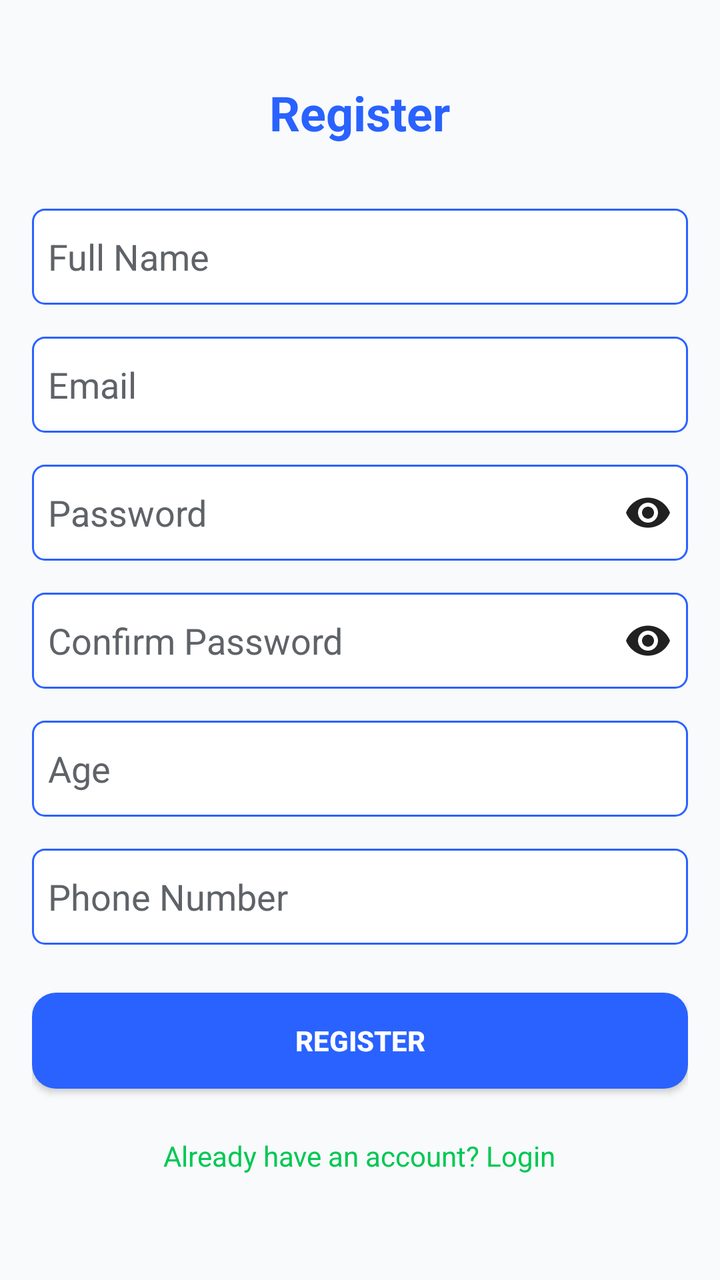
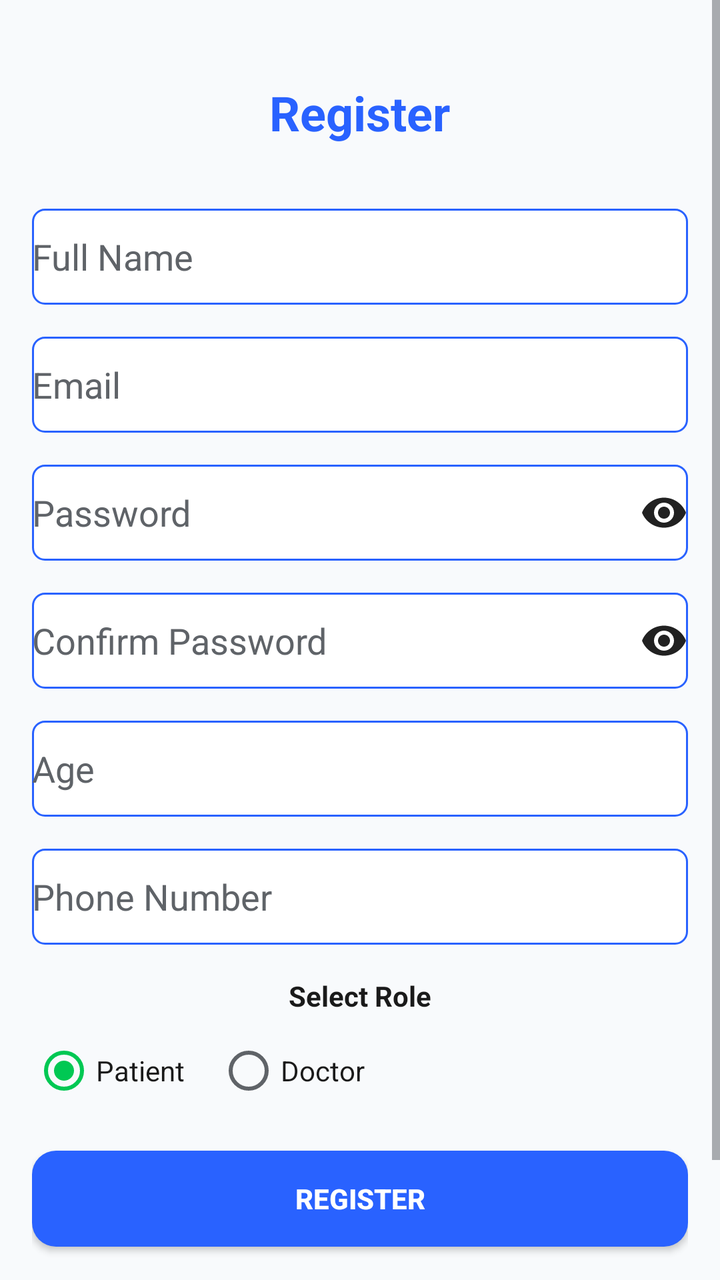

An Android layout rendered at two revisions. The XML below is the earlier revision; the diff shows what the commit changed to produce the second picture.
<!-- AndroidManifest.xml: application theme AppTheme -->
<!-- res/layout/activity_register.xml -->
<?xml version="1.0" encoding="utf-8"?>
<ScrollView xmlns:android="http://schemas.android.com/apk/res/android"
    android:layout_width="match_parent"
    android:layout_height="match_parent"
    android:fillViewport="true"
    android:background="@color/colorBackground">

    <LinearLayout
        android:layout_width="match_parent"
        android:layout_height="wrap_content"
        android:orientation="vertical"
        android:padding="@dimen/spacing_md"
        android:gravity="center_horizontal">

        
        <TextView
            android:layout_width="wrap_content"
            android:layout_height="wrap_content"
            android:text="Register"
            android:textSize="24sp"
            android:textStyle="bold"
            android:textColor="@color/colorPrimary"
            android:layout_marginTop="@dimen/spacing_lg"
            android:layout_marginBottom="@dimen/spacing_xl" />

        
        <EditText
            android:id="@+id/et_full_name"
            android:layout_width="match_parent"
            android:layout_height="48dp"
            android:hint="Full Name"
            android:inputType="textPersonName"
            android:paddingStart="@dimen/spacing_sm"
            android:paddingEnd="@dimen/spacing_sm"
            android:background="@drawable/bg_edit_text"
            android:textColor="@color/textPrimary"
            android:textColorHint="@color/textSecondary"
            android:layout_marginBottom="@dimen/spacing_md" />

        
        <EditText
            android:id="@+id/et_email"
            android:layout_width="match_parent"
            android:layout_height="48dp"
            android:hint="Email"
            android:inputType="textEmailAddress"
            android:paddingStart="@dimen/spacing_sm"
            android:paddingEnd="@dimen/spacing_sm"
            android:background="@drawable/bg_edit_text"
            android:textColor="@color/textPrimary"
            android:textColorHint="@color/textSecondary"
            android:layout_marginBottom="@dimen/spacing_md" />

        
        <EditText
            android:id="@+id/et_password"
            android:layout_width="match_parent"
            android:layout_height="48dp"
            android:hint="Password"
            android:inputType="textPassword"
            android:paddingStart="@dimen/spacing_sm"
            android:paddingEnd="@dimen/spacing_sm"
            android:background="@drawable/bg_edit_text"
            android:drawableEnd="@drawable/ic_eye_closed"
            android:textColor="@color/textPrimary"
            android:textColorHint="@color/textSecondary"
            android:layout_marginBottom="@dimen/spacing_md" />

        
        <EditText
            android:id="@+id/et_confirm_password"
            android:layout_width="match_parent"
            android:layout_height="48dp"
            android:hint="Confirm Password"
            android:inputType="textPassword"
            android:paddingStart="@dimen/spacing_sm"
            android:paddingEnd="@dimen/spacing_sm"
            android:background="@drawable/bg_edit_text"
            android:drawableEnd="@drawable/ic_eye_closed"
            android:textColor="@color/textPrimary"
            android:textColorHint="@color/textSecondary"
            android:layout_marginBottom="@dimen/spacing_md" />

        
        <EditText
            android:id="@+id/et_age"
            android:layout_width="match_parent"
            android:layout_height="48dp"
            android:hint="Age"
            android:inputType="number"
            android:paddingStart="@dimen/spacing_sm"
            android:paddingEnd="@dimen/spacing_sm"
            android:background="@drawable/bg_edit_text"
            android:textColor="@color/textPrimary"
            android:textColorHint="@color/textSecondary"
            android:layout_marginBottom="@dimen/spacing_md" />

        
        <EditText
            android:id="@+id/et_phone_number"
            android:layout_width="match_parent"
            android:layout_height="48dp"
            android:hint="Phone Number"
            android:inputType="phone"
            android:paddingStart="@dimen/spacing_sm"
            android:paddingEnd="@dimen/spacing_sm"
            android:background="@drawable/bg_edit_text"
            android:textColor="@color/textPrimary"
            android:textColorHint="@color/textSecondary"
            android:layout_marginBottom="@dimen/spacing_lg" />

        
        <Button
            android:id="@+id/btn_register"
            android:layout_width="match_parent"
            android:layout_height="48dp"
            android:text="Register"
            android:textStyle="bold"
            android:background="@drawable/bg_button_primary"
            android:textColor="@color/colorSurface"
            android:layout_marginBottom="@dimen/spacing_md" />

        
        <TextView
            android:id="@+id/tv_login"
            android:layout_width="wrap_content"
            android:layout_height="wrap_content"
            android:text="Already have an account? Login"
            android:textSize="14sp"
            android:textColor="@color/colorSecondary"
            android:layout_marginTop="@dimen/spacing_sm"
            android:layout_marginBottom="@dimen/spacing_lg" />

    </LinearLayout>
</ScrollView>
<!-- resources referenced by this layout -->
<resources>
  <color name="colorBackground">#F8FAFC</color>
  <color name="colorPrimary">#2962FF</color>
  <color name="colorSecondary">#00C853</color>
  <color name="colorSurface">#FFFFFF</color>
  <color name="textPrimary">#1A1A1A</color>
  <color name="textSecondary">#5F6368</color>
  <dimen name="spacing_lg">24dp</dimen>
  <dimen name="spacing_md">16dp</dimen>
  <dimen name="spacing_sm">8dp</dimen>
  <dimen name="spacing_xl">32dp</dimen>
  <!-- drawable bg_button_primary (drawable) -->
  <selector xmlns:android="http://schemas.android.com/apk/res/android">
      <item android:state_pressed="true">
          <shape android:shape="rectangle">
              <solid android:color="@color/colorPrimaryDark" />
              <corners android:radius="@dimen/radius_md" />
          </shape>
      </item>
      <item>
          <shape android:shape="rectangle">
              <solid android:color="@color/colorPrimary" />
              <corners android:radius="@dimen/radius_md" />
          </shape>
      </item>
  </selector>
  <!-- drawable bg_edit_text (drawable) -->
  <shape xmlns:android="http://schemas.android.com/apk/res/android"
      android:shape="rectangle">
      <solid android:color="@color/colorSurface" />
      <stroke android:width="1dp" android:color="@color/colorPrimary" />
      <corners android:radius="@dimen/radius_sm" />
  </shape>
  <!-- drawable ic_eye_closed (drawable) -->
  <?xml version="1.0" encoding="utf-8"?>
  <vector xmlns:android="http://schemas.android.com/apk/res/android"
      android:width="24dp"
      android:height="24dp"
      android:viewportWidth="24"
      android:viewportHeight="24">
      <path
          android:fillColor="#212121"
          android:pathData="M12,4.5C7,4.5 2.73,7.61 1,12c1.73,4.39 6,7.5 11,7.5s9.27-3.11 11-7.5c-1.73-4.39-6-7.5-11-7.5zM12,17c-2.76,0-5-2.24-5-5s2.24-5 5-5 5,2.24 5,5-2.24,5-5,5zm0-8c-1.66,0-3,1.34-3,3s1.34,3 3,3 3-1.34 3-3-1.34-3-3-3zM12,9c-0.55,0-1,0.45-1,1s0.45,1 1,1 1-0.45 1-1-0.45-1-1-1z"/>
  </vector>
  <color name="colorPrimaryDark">#0D47A1</color>
  <dimen name="radius_md">12dp</dimen>
  <dimen name="radius_sm">6dp</dimen>
  <color name="colorOnPrimary">#FFFFFF</color>
  <color name="colorOnSecondary">#FFFFFF</color>
  <color name="colorOnSurface">#1A1A1A</color>
  <color name="colorError">#D50000</color>
  <color name="colorOnError">#FFFFFF</color>
  <style name="Widget.App.MaterialButton" parent="Widget.MaterialComponents.Button">
          <item name="android:layout_height">48dp</item>
          <item name="android:layout_width">wrap_content</item>
          <item name="android:textAllCaps">false</item>
          <item name="android:padding">12dp</item>
          <item name="cornerRadius">8dp</item>
          <item name="android:textColor">@color/colorOnPrimary</item>
      </style>
  <style name="Widget.App.CardView" parent="Widget.MaterialComponents.CardView">
          <item name="cardCornerRadius">12dp</item>
          <item name="cardElevation">4dp</item>
          <item name="cardUseCompatPadding">true</item>
      </style>
  <!-- unchanged entries left out for length: 1 -->
</resources>

<!-- the commit's change to res/layout/activity_register.xml (unified diff, before → after) -->
@@ -30,8 +30,6 @@
             android:layout_height="48dp"
             android:hint="Full Name"
             android:inputType="textPersonName"
-            android:paddingStart="@dimen/spacing_sm"
-            android:paddingEnd="@dimen/spacing_sm"
             android:background="@drawable/bg_edit_text"
             android:textColor="@color/textPrimary"
             android:textColorHint="@color/textSecondary"
@@ -44,8 +42,6 @@
             android:layout_height="48dp"
             android:hint="Email"
             android:inputType="textEmailAddress"
-            android:paddingStart="@dimen/spacing_sm"
-            android:paddingEnd="@dimen/spacing_sm"
             android:background="@drawable/bg_edit_text"
             android:textColor="@color/textPrimary"
             android:textColorHint="@color/textSecondary"
@@ -58,8 +54,6 @@
             android:layout_height="48dp"
             android:hint="Password"
             android:inputType="textPassword"
-            android:paddingStart="@dimen/spacing_sm"
-            android:paddingEnd="@dimen/spacing_sm"
             android:background="@drawable/bg_edit_text"
             android:drawableEnd="@drawable/ic_eye_closed"
             android:textColor="@color/textPrimary"
@@ -73,8 +67,6 @@
             android:layout_height="48dp"
             android:hint="Confirm Password"
             android:inputType="textPassword"
-            android:paddingStart="@dimen/spacing_sm"
-            android:paddingEnd="@dimen/spacing_sm"
             android:background="@drawable/bg_edit_text"
             android:drawableEnd="@drawable/ic_eye_closed"
             android:textColor="@color/textPrimary"
@@ -88,8 +80,6 @@
             android:layout_height="48dp"
             android:hint="Age"
             android:inputType="number"
-            android:paddingStart="@dimen/spacing_sm"
-            android:paddingEnd="@dimen/spacing_sm"
             android:background="@drawable/bg_edit_text"
             android:textColor="@color/textPrimary"
             android:textColorHint="@color/textSecondary"
@@ -102,12 +92,46 @@
             android:layout_height="48dp"
             android:hint="Phone Number"
             android:inputType="phone"
-            android:paddingStart="@dimen/spacing_sm"
-            android:paddingEnd="@dimen/spacing_sm"
             android:background="@drawable/bg_edit_text"
             android:textColor="@color/textPrimary"
             android:textColorHint="@color/textSecondary"
-            android:layout_marginBottom="@dimen/spacing_lg" />
+            android:layout_marginBottom="@dimen/spacing_md" />
+
+        
+        <TextView
+            android:layout_width="wrap_content"
+            android:layout_height="wrap_content"
+            android:text="Select Role"
+            android:textStyle="bold"
+            android:textColor="@color/textPrimary"
+            android:layout_marginBottom="4dp" />
+
+        
+        <RadioGroup
+            android:id="@+id/rg_role"
+            android:layout_width="match_parent"
+            android:layout_height="wrap_content"
+            android:orientation="horizontal"
+            android:layout_marginBottom="@dimen/spacing_md">
+
+            <RadioButton
+                android:id="@+id/rb_patient"
+                android:layout_width="wrap_content"
+                android:layout_height="wrap_content"
+                android:text="Patient"
+                android:checked="true"
+                android:textColor="@color/textPrimary" />
+
+            <RadioButton
+                android:id="@+id/rb_doctor"
+                android:layout_width="wrap_content"
+                android:layout_height="wrap_content"
+                android:text="Doctor"
+                android:layout_marginStart="16dp"
+                android:textColor="@color/textPrimary" />
+        </RadioGroup>
+
+
 
         
         <Button
